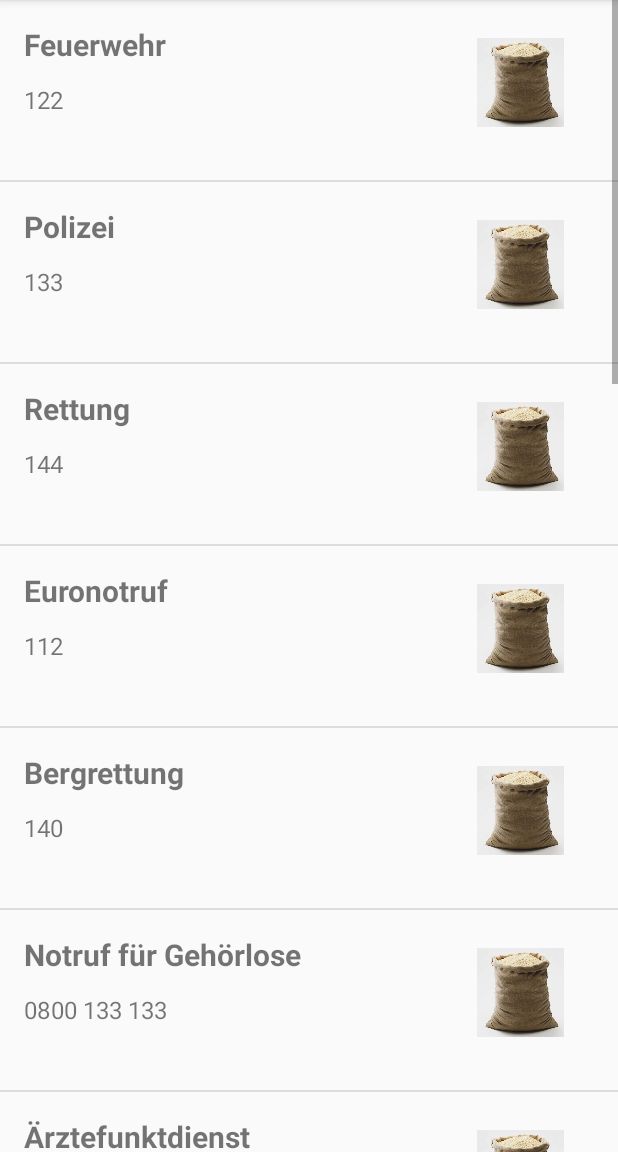
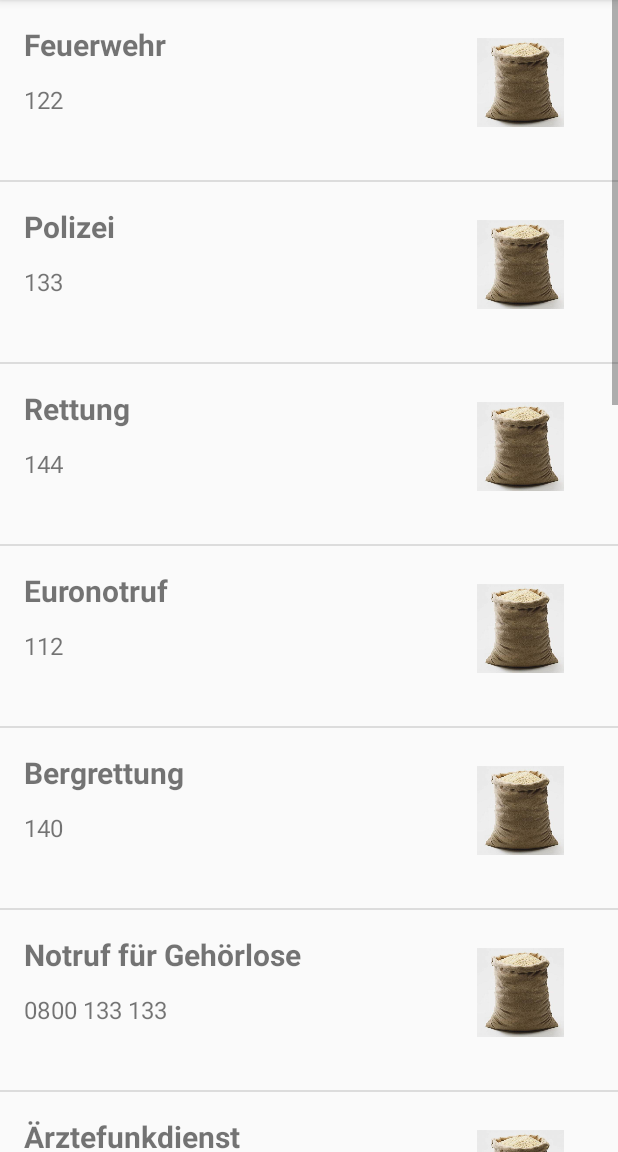
Before and after one commit to HigHendHd/Gesundheitsvorsorge, an Android app: the fragment NotrufListe shown on its own in the app's theme, on a phone screen of 412 x 824 dp, the part 84-1236 px from its top. Run offline under Robolectric (Android 15) with nearby library versions, the phone set to English and light mode, and no system bars.

Commit message:
Notrufe zu Strings hinzugefügt.

```diff
--- a/app/src/main/java/gvapp/diplomprojekt/at/gv_appandroid/Notrufe/NotrufListe.java
+++ b/app/src/main/java/gvapp/diplomprojekt/at/gv_appandroid/Notrufe/NotrufListe.java
@@ -21,7 +21,7 @@ public class NotrufListe extends Liste {
                              Bundle savedInstanceState) {
         View v = super.onCreateView(inflater, container, savedInstanceState);
 
-        super.setmAdapter(new NotrufAdapter(NotrufNummer.createNotrufNummern()));
+        super.setmAdapter(new NotrufAdapter(NotrufNummer.createNotrufNummern(getActivity())));
 
         return v;
     }
--- a/app/src/main/java/gvapp/diplomprojekt/at/gv_appandroid/Notrufe/NotrufNummer.java
+++ b/app/src/main/java/gvapp/diplomprojekt/at/gv_appandroid/Notrufe/NotrufNummer.java
@@ -1,6 +1,9 @@
 package gvapp.diplomprojekt.at.gv_appandroid.Notrufe;
 
+import android.content.Context;
+
 import gvapp.diplomprojekt.at.gv_appandroid.Basisklassen.ListenEintrag;
+import gvapp.diplomprojekt.at.gv_appandroid.R;
 
 /**
  * Created by Dennis on 14.11.2015.
@@ -11,28 +14,27 @@ public class NotrufNummer extends ListenEintrag {
 
     }
 
-    public static NotrufNummer createNotrufNummern() {
+    public static NotrufNummer createNotrufNummern(Context ctx) {
         NotrufNummer retNummer = new NotrufNummer();
 
-        retNummer.addItem("Feuerwehr", "122");
-        retNummer.addItem("Polizei", "133");
-        retNummer.addItem("Rettung", "144");
-        retNummer.addItem("Euronotruf", "112");
-        retNummer.addItem("Bergrettung", "140");
-        retNummer.addItem("Notruf für Gehörlose", "0800 133 133");
-        retNummer.addItem("Ärztefunktdienst", "141");
-        retNummer.addItem("ORF-Kinderservice (Rat auf Draht)", "147");
-        retNummer.addItem("Ärzteflugambulanz", "40 144");
-        retNummer.addItem("Frauenhelpline", "0800 222 555");
-        retNummer.addItem("Frauennotruf", "01/71 71 9");
-        retNummer.addItem("Telefonseelsorge", "142");
-        retNummer.addItem("Gasgebrechen", "128");
-        retNummer.addItem("ARBÖ", "122");
-        retNummer.addItem("ÖAMTC", "123");
-        retNummer.addItem("Kinder- und Jugendanwalt des Bundes", "0800-240264");
-        retNummer.addItem("Vergiftungsinformation", "01/406 43 43");
-        retNummer.addItem("Servicenummer der Polizei", "059 133");
-        retNummer.addItem("Feuerwehr", "122");
+        retNummer.addItem(ctx.getResources().getString(R.string.feuerwehr), "122");
+        retNummer.addItem(ctx.getResources().getString(R.string.polizei), "133");
+        retNummer.addItem(ctx.getResources().getString(R.string.rettung), "144");
+        retNummer.addItem(ctx.getResources().getString(R.string.euronotruf), "112");
+        retNummer.addItem(ctx.getResources().getString(R.string.bergrettung), "140");
+        retNummer.addItem(ctx.getResources().getString(R.string.notruffuergehoerlose), "0800 133 133");
+        retNummer.addItem(ctx.getResources().getString(R.string.aerztefunkdienst), "141");
+        retNummer.addItem(ctx.getResources().getString(R.string.orfkinderservice), "147");
+        retNummer.addItem(ctx.getResources().getString(R.string.aerzteflugambulanz), "40 144");
+        retNummer.addItem(ctx.getResources().getString(R.string.frauenhelpline), "0800 222 555");
+        retNummer.addItem(ctx.getResources().getString(R.string.frauennotruf), "01/71 71 9");
+        retNummer.addItem(ctx.getResources().getString(R.string.telefonseelsorge), "142");
+        retNummer.addItem(ctx.getResources().getString(R.string.gasgebrechen), "128");
+        retNummer.addItem(ctx.getResources().getString(R.string.arboe), "122");
+        retNummer.addItem(ctx.getResources().getString(R.string.oeamtc), "123");
+        retNummer.addItem(ctx.getResources().getString(R.string.kinderundjugendanwaltdesbundes), "0800-240264");
+        retNummer.addItem(ctx.getResources().getString(R.string.vergiftungsinformation), "01/406 43 43");
+        retNummer.addItem(ctx.getResources().getString(R.string.servicenummerderpolizei), "059 133");
 
         return retNummer;
     }
--- a/app/src/main/res/values/strings.xml
+++ b/app/src/main/res/values/strings.xml
@@ -24,4 +24,22 @@
     <string name="aerzte">Ärzte</string>
     <string name="restaurants">Restaurants</string>
     <string name="sportstaetten">Sportstätten</string>
+    <string name="feuerwehr">Feuerwehr</string>
+    <string name="polizei">Polizei</string>
+    <string name="rettung">Rettung</string>
+    <string name="euronotruf">Euronotruf</string>
+    <string name="bergrettung">Bergrettung</string>
+    <string name="notruffuergehoerlose">Notruf für Gehörlose</string>
+    <string name="aerztefunkdienst">Ärztefunkdienst</string>
+    <string name="orfkinderservice">ORF-Kinderservice (Rat auf Draht)</string>
+    <string name="aerzteflugambulanz">Ärzteflugambulanz</string>
+    <string name="frauenhelpline">Frauenhelpline</string>
+    <string name="frauennotruf">Frauennotruf</string>
+    <string name="telefonseelsorge">Telefonseelsorge</string>
+    <string name="gasgebrechen">Gasgebrechen</string>
+    <string name="arboe">ARBÖ</string>
+    <string name="oeamtc">ÖAMTC</string>
+    <string name="kinderundjugendanwaltdesbundes">Kinder- und Jugendanwalt des Bundes</string>
+    <string name="vergiftungsinformation">Vergiftungsinformation</string>
+    <string name="servicenummerderpolizei">Servicenummer der Polizei</string>
 </resources>
```
